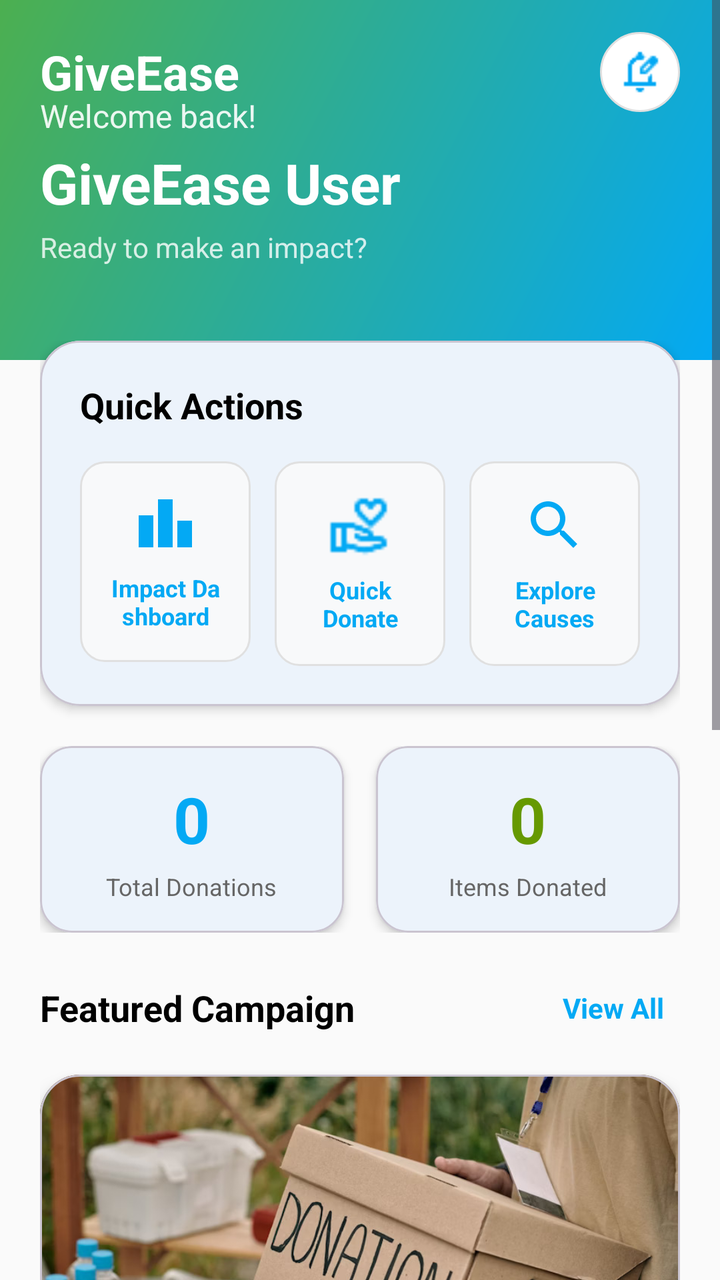
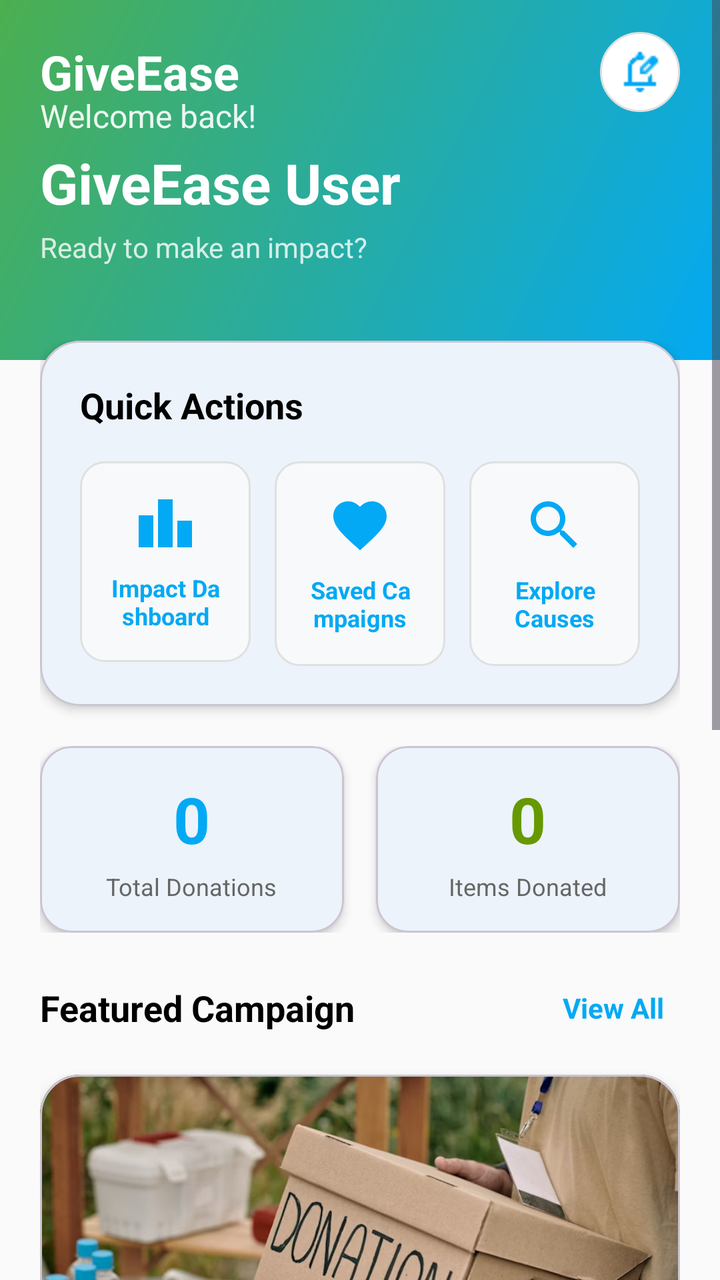

Screens rendered from an Android XML layout before and after an edit, with the pre-edit source and the edit as a unified diff.
<!-- AndroidManifest.xml: application theme Theme.GiveEase -->
<!-- res/layout/fragment_donor_home.xml -->
<?xml version="1.0" encoding="utf-8"?>
<ScrollView xmlns:android="http://schemas.android.com/apk/res/android"
    xmlns:app="http://schemas.android.com/apk/res-auto"
    android:layout_width="match_parent"
    android:layout_height="match_parent"
    android:background="@color/background"
    android:fillViewport="true">

    <LinearLayout
        android:layout_width="match_parent"
        android:layout_height="wrap_content"
        android:orientation="vertical">

        <RelativeLayout
            android:layout_width="match_parent"
            android:layout_height="180dp"
            android:background="@drawable/home_header_gradient">

            <LinearLayout
                android:layout_width="match_parent"
                android:layout_height="wrap_content"
                android:orientation="horizontal"
                android:gravity="center_vertical"
                android:paddingHorizontal="20dp"
                android:paddingTop="16dp"
                android:layout_alignParentTop="true">

                <LinearLayout
                    android:layout_width="0dp"
                    android:layout_weight="1"
                    android:layout_height="wrap_content"
                    android:orientation="vertical">

                    <TextView
                        android:layout_width="wrap_content"
                        android:layout_height="wrap_content"
                        android:text="GiveEase"
                        android:textSize="24sp"
                        android:textStyle="bold"
                        android:textColor="@android:color/white" />

                </LinearLayout>

                <LinearLayout
                    android:layout_width="wrap_content"
                    android:layout_height="wrap_content"
                    android:orientation="horizontal">

                    <ImageView
                        android:id="@+id/ivLeaderboard"
                        android:layout_width="40dp"
                        android:layout_height="40dp"
                        android:src="@drawable/ic_leaderboard1"
                        android:background="@drawable/circle_white_bg"
                        android:padding="8dp"
                        android:layout_marginEnd="12dp"
                        android:visibility="gone"
                        app:tint="@color/secondary" />

                    <FrameLayout
                        android:layout_width="wrap_content"
                        android:layout_height="wrap_content">
                        
                        <ImageView
                            android:id="@+id/ivNotifications"
                            android:layout_width="40dp"
                            android:layout_height="40dp"
                            android:src="@drawable/ic_notification"
                            android:background="@drawable/circle_white_bg"
                            android:padding="8dp"
                            app:tint="@color/secondary" />
                            
                        <TextView
                            android:id="@+id/tvNotificationBadge"
                            android:layout_width="16dp"
                            android:layout_height="16dp"
                            android:layout_gravity="top|end"
                            android:background="@drawable/bg_notification_badge"
                            android:textColor="@android:color/white"
                            android:textSize="10sp"
                            android:gravity="center"
                            android:textStyle="bold"
                            android:text="0"
                            android:visibility="gone" />
                    </FrameLayout>
                </LinearLayout>
            </LinearLayout>

            <LinearLayout
                android:layout_width="match_parent"
                android:layout_height="wrap_content"
                android:orientation="vertical"
                android:layout_centerInParent="true"
                android:paddingHorizontal="20dp">

                <TextView
                    android:layout_width="wrap_content"
                    android:layout_height="wrap_content"
                    android:text="Welcome back!"
                    android:textSize="16sp"
                    android:textColor="@android:color/white"
                    android:alpha="0.9" />

                <TextView
                    android:id="@+id/tvUserName"
                    android:layout_width="wrap_content"
                    android:layout_height="wrap_content"
                    android:text="GiveEase User"
                    android:textSize="28sp"
                    android:textStyle="bold"
                    android:textColor="@android:color/white"
                    android:layout_marginTop="4dp" />

                <TextView
                    android:layout_width="wrap_content"
                    android:layout_height="wrap_content"
                    android:text="Ready to make an impact?"
                    android:textSize="14sp"
                    android:textColor="@android:color/white"
                    android:alpha="0.8"
                    android:layout_marginTop="4dp" />
            </LinearLayout>
        </RelativeLayout>

        <LinearLayout
            android:layout_width="match_parent"
            android:layout_height="wrap_content"
            android:orientation="vertical"
            android:padding="20dp"
            android:layout_marginTop="-30dp">

            <com.google.android.material.card.MaterialCardView
                android:layout_width="match_parent"
                android:layout_height="wrap_content"
                android:layout_marginBottom="20dp"
                app:cardCornerRadius="20dp"
                app:cardElevation="3dp"
                app:cardBackgroundColor="@android:color/white">

                <LinearLayout
                    android:layout_width="match_parent"
                    android:layout_height="wrap_content"
                    android:orientation="vertical"
                    android:padding="20dp">

                    <TextView
                        android:layout_width="wrap_content"
                        android:layout_height="wrap_content"
                        android:text="Quick Actions"
                        android:textSize="18sp"
                        android:textStyle="bold"
                        android:textColor="@android:color/black"
                        android:layout_marginBottom="16dp" />

                    <LinearLayout
                        android:layout_width="match_parent"
                        android:layout_height="wrap_content"
                        android:orientation="horizontal">

                        <LinearLayout
                            android:id="@+id/layoutImpactDashboard"
                            android:layout_width="0dp"
                            android:layout_weight="1"
                            android:layout_height="wrap_content"
                            android:orientation="vertical"
                            android:gravity="center"
                            android:background="@drawable/action_button_bg"
                            android:clickable="true"
                            android:focusable="true"
                            android:padding="15dp"
                            android:layout_marginEnd="8dp">

                            <ImageView
                                android:layout_width="32dp"
                                android:layout_height="32dp"
                                android:src="@drawable/ic_leaderboard1"
                                app:tint="@color/secondary"
                                android:layout_marginBottom="8dp" />

                            <TextView
                                android:layout_width="wrap_content"
                                android:layout_height="wrap_content"
                                android:text="Impact Dashboard"
                                android:textSize="12sp"
                                android:textStyle="bold"
                                android:textColor="@color/secondary"
                                android:gravity="center" />
                        </LinearLayout>

                        <LinearLayout
                            android:id="@+id/layoutQuickDonate"
                            android:layout_width="0dp"
                            android:layout_weight="1"
                            android:layout_height="wrap_content"
                            android:orientation="vertical"
                            android:gravity="center"
                            android:background="@drawable/action_button_bg"
                            android:clickable="true"
                            android:focusable="true"
                            android:padding="16dp"
                            android:layout_marginStart="4dp"
                            android:layout_marginEnd="4dp">

                            <ImageView
                                android:layout_width="32dp"
                                android:layout_height="32dp"
                                android:src="@drawable/ic_donation"
                                app:tint="@color/secondary"
                                android:layout_marginBottom="8dp" />

                            <TextView
                                android:layout_width="wrap_content"
                                android:layout_height="wrap_content"
                                android:text="Quick Donate"
                                android:textSize="12sp"
                                android:textStyle="bold"
                                android:textColor="@color/secondary"
                                android:gravity="center" />
                        </LinearLayout>

                        <LinearLayout
                            android:id="@+id/layoutExploreCauses"
                            android:layout_width="0dp"
                            android:layout_weight="1"
                            android:layout_height="wrap_content"
                            android:orientation="vertical"
                            android:gravity="center"
                            android:background="@drawable/action_button_bg"
                            android:clickable="true"
                            android:focusable="true"
                            android:padding="16dp"
                            android:layout_marginStart="8dp">

                            <ImageView
                                android:layout_width="32dp"
                                android:layout_height="32dp"
                                android:src="@drawable/ic_search"
                                app:tint="@color/secondary"
                                android:layout_marginBottom="8dp" />

                            <TextView
                                android:layout_width="wrap_content"
                                android:layout_height="wrap_content"
                                android:text="Explore Causes"
                                android:textSize="12sp"
                                android:textStyle="bold"
                                android:textColor="@color/secondary"
                                android:gravity="center" />
                        </LinearLayout>
                    </LinearLayout>
                </LinearLayout>
            </com.google.android.material.card.MaterialCardView>

            <LinearLayout
                android:layout_width="match_parent"
                android:layout_height="wrap_content"
                android:orientation="horizontal"
                android:layout_marginBottom="20dp">

                <com.google.android.material.card.MaterialCardView
                    android:layout_width="0dp"
                    android:layout_weight="1"
                    android:layout_height="wrap_content"
                    android:layout_marginEnd="8dp"
                    app:cardCornerRadius="16dp"
                    app:cardElevation="3dp"
                    app:cardBackgroundColor="@android:color/white">

                    <LinearLayout
                        android:layout_width="match_parent"
                        android:layout_height="match_parent"
                        android:gravity="center"
                        android:orientation="vertical"
                        android:padding="15dp">

                        <TextView
                            android:id="@+id/tvDonationsCount"
                            android:layout_width="wrap_content"
                            android:layout_height="wrap_content"
                            android:text="0"
                            android:textColor="@color/secondary"
                            android:textSize="32sp"
                            android:textStyle="bold" />

                        <TextView
                            android:layout_width="wrap_content"
                            android:layout_height="wrap_content"
                            android:layout_marginTop="4dp"
                            android:gravity="center"
                            android:text="Total Donations"
                            android:textColor="#666666"
                            android:textSize="12sp" />
                    </LinearLayout>
                </com.google.android.material.card.MaterialCardView>

                <com.google.android.material.card.MaterialCardView
                    android:layout_width="0dp"
                    android:layout_weight="1"
                    android:layout_height="wrap_content"
                    android:layout_marginStart="8dp"
                    app:cardCornerRadius="16dp"
                    app:cardElevation="3dp"
                    app:cardBackgroundColor="@android:color/white">

                    <LinearLayout
                        android:layout_width="match_parent"
                        android:layout_height="match_parent"
                        android:gravity="center"
                        android:orientation="vertical"
                        android:padding="15dp">

                        <TextView
                            android:id="@+id/tvTotalAmount"
                            android:layout_width="wrap_content"
                            android:layout_height="wrap_content"
                            android:text="0"
                            android:textColor="@android:color/holo_green_dark"
                            android:textSize="32sp"
                            android:textStyle="bold" />

                        <TextView
                            android:layout_width="wrap_content"
                            android:layout_height="wrap_content"
                            android:layout_marginTop="4dp"
                            android:gravity="center"
                            android:text="Items Donated"
                            android:textColor="#666666"
                            android:textSize="12sp" />
                    </LinearLayout>
                </com.google.android.material.card.MaterialCardView>
            </LinearLayout>

            <LinearLayout
                android:layout_width="match_parent"
                android:layout_height="wrap_content"
                android:orientation="horizontal"
                android:gravity="center_vertical"
                android:layout_marginBottom="16dp">

                <TextView
                    android:layout_width="0dp"
                    android:layout_weight="1"
                    android:layout_height="wrap_content"
                    android:text="Featured Campaign"
                    android:textSize="18sp"
                    android:textStyle="bold"
                    android:textColor="@android:color/black" />

                <TextView
                    android:id="@+id/tvViewAllCampaigns"
                    android:layout_width="wrap_content"
                    android:layout_height="wrap_content"
                    android:text="View All"
                    android:textSize="14sp"
                    android:textColor="@color/secondary"
                    android:textStyle="bold"
                    android:clickable="true"
                    android:focusable="true"
                    android:background="?attr/selectableItemBackground"
                    android:padding="8dp" />
            </LinearLayout>

            <com.google.android.material.card.MaterialCardView
                android:id="@+id/cardFeaturedCampaign"
                android:layout_width="match_parent"
                android:layout_height="wrap_content"
                android:layout_marginBottom="20dp"
                android:clickable="true"
                android:focusable="true"
                android:foreground="?attr/selectableItemBackground"
                app:cardCornerRadius="20dp"
                app:cardElevation="6dp"
                app:cardBackgroundColor="@android:color/white">

                <LinearLayout
                    android:layout_width="match_parent"
                    android:layout_height="wrap_content"
                    android:orientation="vertical">

                    
                    <FrameLayout
                        android:layout_width="match_parent"
                        android:layout_height="220dp">

                        <ImageView
                            android:id="@+id/ivCampaignImage"
                            android:layout_width="match_parent"
                            android:layout_height="match_parent"
                            android:src="@drawable/sample_compaign1"
                            android:scaleType="centerCrop" />

                        
                        <View
                            android:layout_width="match_parent"
                            android:layout_height="80dp"
                            android:layout_gravity="bottom"
                            android:background="@drawable/gradient_image_overlay" />
                    </FrameLayout>

                    <LinearLayout
                        android:layout_width="match_parent"
                        android:layout_height="wrap_content"
                        android:orientation="vertical"
                        android:paddingHorizontal="18dp"
                        android:paddingTop="14dp"
                        android:paddingBottom="16dp">

                        <TextView
                            android:id="@+id/tvFeaturedNgo"
                            android:layout_width="wrap_content"
                            android:layout_height="wrap_content"
                            android:text="Loading campaign..."
                            android:textSize="17sp"
                            android:textStyle="bold"
                            android:textColor="#1A237E"
                            android:layout_marginBottom="12dp" />

                        
                        <ProgressBar
                            android:id="@+id/progressBar"
                            style="?android:attr/progressBarStyleHorizontal"
                            android:layout_width="match_parent"
                            android:layout_height="10dp"
                            android:progress="0"
                            android:progressDrawable="@drawable/rounded_progress_bar"
                            android:layout_marginBottom="10dp" />

                        
                        <LinearLayout
                            android:layout_width="match_parent"
                            android:layout_height="wrap_content"
                            android:orientation="horizontal"
                            android:gravity="center_vertical"
                            android:layout_marginBottom="14dp">

                            <TextView
                                android:id="@+id/tvCurrentAmount"
                                android:layout_width="0dp"
                                android:layout_weight="1"
                                android:layout_height="wrap_content"
                                android:text="0 items"
                                android:textSize="14sp"
                                android:textStyle="bold"
                                android:textColor="#1565C0" />

                            <TextView
                                android:id="@+id/tvTargetAmount"
                                android:layout_width="wrap_content"
                                android:layout_height="wrap_content"
                                android:text="of 0 items"
                                android:textSize="12sp"
                                android:textColor="#78909C"
                                android:layout_marginEnd="10dp" />

                            <TextView
                                android:id="@+id/tvProgress"
                                android:layout_width="wrap_content"
                                android:layout_height="wrap_content"
                                android:text="0%"
                                android:textSize="14sp"
                                android:textStyle="bold"
                                android:textColor="#2E7D32" />
                        </LinearLayout>

                        <com.google.android.material.button.MaterialButton
                            android:id="@+id/btnDonateFeatured"
                            android:layout_width="match_parent"
                            android:layout_height="48dp"
                            android:text="Donate Now"
                            android:textSize="14sp"
                            android:textStyle="bold"
                            app:cornerRadius="24dp"
                            android:backgroundTint="#1565C0"
                            app:icon="@drawable/ic_heart1"
                            app:iconSize="18dp"
                            app:iconPadding="8dp"
                            app:iconGravity="textStart"
                            app:iconTint="@android:color/white" />
                    </LinearLayout>
                </LinearLayout>
            </com.google.android.material.card.MaterialCardView>

            <LinearLayout
                android:layout_width="match_parent"
                android:layout_height="wrap_content"
                android:orientation="horizontal"
                android:gravity="center_vertical"
                android:layout_marginBottom="16dp">

                <TextView
                    android:layout_width="0dp"
                    android:layout_weight="1"
                    android:layout_height="wrap_content"
                    android:text="Recent Activity"
                    android:textSize="18sp"
                    android:textStyle="bold"
                    android:textColor="@android:color/black" />

                <TextView
                    android:id="@+id/tvViewAllActivity"
                    android:layout_width="wrap_content"
                    android:layout_height="wrap_content"
                    android:text="View All"
                    android:textSize="14sp"
                    android:textColor="@color/secondary"
                    android:textStyle="bold"
                    android:clickable="true"
                    android:focusable="true"
                    android:background="?attr/selectableItemBackground"
                    android:padding="8dp" />
            </LinearLayout>

            <com.google.android.material.card.MaterialCardView
                android:id="@+id/recentActivityCard"
                android:layout_width="match_parent"
                android:layout_height="wrap_content"
                android:layout_marginBottom="20dp"
                app:cardCornerRadius="16dp"
                app:cardElevation="2dp"
                app:cardBackgroundColor="@android:color/white">

                <LinearLayout
                    android:layout_width="match_parent"
                    android:layout_height="wrap_content"
                    android:orientation="horizontal"
                    android:padding="20dp"
                    android:gravity="center_vertical">

                    <ImageView
                        android:layout_width="48dp"
                        android:layout_height="48dp"
                        android:src="@drawable/ic_donation"
                        android:background="@drawable/circle_success_bg"
                        android:padding="12dp"
                        app:tint="@android:color/white" />

                    <LinearLayout
                        android:layout_width="0dp"
                        android:layout_weight="1"
                        android:layout_height="wrap_content"
                        android:orientation="vertical"
                        android:layout_marginStart="16dp">

                        <TextView
                            android:id="@+id/tvActivityTitle"
                            android:layout_width="wrap_content"
                            android:layout_height="wrap_content"
                            android:text="No recent activity"
                            android:textSize="16sp"
                            android:textStyle="bold"
                            android:textColor="@android:color/black" />

                        <TextView
                            android:id="@+id/tvActivitySubtitle"
                            android:layout_width="wrap_content"
                            android:layout_height="wrap_content"
                            android:text="Start donating today"
                            android:textSize="14sp"
                            android:textColor="#666666"
                            android:layout_marginTop="4dp" />
                    </LinearLayout>

                    <TextView
                        android:id="@+id/tvActivityAmount"
                        android:layout_width="wrap_content"
                        android:layout_height="wrap_content"
                        android:text="0 items"
                        android:textSize="18sp"
                        android:textStyle="bold"
                        android:textColor="@android:color/holo_green_dark" />
                </LinearLayout>
            </com.google.android.material.card.MaterialCardView>
        </LinearLayout>
    </LinearLayout>
</ScrollView>
<!-- resources referenced by this layout -->
<resources>
  <color name="background">#FAFAFA</color>
  <color name="secondary">#03A9F4</color>
  <!-- drawable action_button_bg (drawable) -->
  <shape xmlns:android="http://schemas.android.com/apk/res/android">
      <solid android:color="#F8F9FA" />
      <corners android:radius="12dp" />
      <stroke android:width="1dp" android:color="#E0E0E0" />
  </shape>
  <!-- drawable bg_notification_badge (drawable) -->
  <?xml version="1.0" encoding="utf-8"?>
  <shape xmlns:android="http://schemas.android.com/apk/res/android"
      android:shape="oval">
      <solid android:color="#F44336" />
  </shape>
  <!-- drawable circle_success_bg (drawable) -->
  <shape xmlns:android="http://schemas.android.com/apk/res/android"
      android:shape="oval">
      <solid android:color="@android:color/holo_green_dark" />
  </shape>
  <!-- drawable circle_white_bg (drawable) -->
  <shape xmlns:android="http://schemas.android.com/apk/res/android"
      android:shape="oval">
      <solid android:color="@android:color/white" />
      <stroke android:width="1dp" android:color="#E0E0E0" />
  </shape>
  <!-- drawable gradient_image_overlay (drawable) -->
  <?xml version="1.0" encoding="utf-8"?>
  <shape xmlns:android="http://schemas.android.com/apk/res/android"
      android:shape="rectangle">
      <gradient
          android:angle="90"
          android:startColor="#B3000000"
          android:centerColor="#33000000"
          android:endColor="#00000000"
          android:type="linear" />
  </shape>
  <!-- drawable home_header_gradient (drawable) -->
  <shape xmlns:android="http://schemas.android.com/apk/res/android">
      <gradient
          android:angle="135"
          android:startColor="@color/secondary"
          android:endColor="@color/primary"
          android:type="linear" />
  </shape>
  <!-- drawable ic_heart1 (drawable) -->
  <vector xmlns:android="http://schemas.android.com/apk/res/android"
      android:width="24dp"
      android:height="24dp"
      android:viewportWidth="24"
      android:viewportHeight="24">
      <path
          android:fillColor="#FF000000"
          android:pathData="M12,21.35l-1.45,-1.32C5.4,15.36 2,12.28 2,8.5 2,5.42 4.42,3 7.5,3c1.74,0 3.41,0.81 4.5,2.09C13.09,3.81 14.76,3 16.5,3 19.58,3 22,5.42 22,8.5c0,3.78 -3.4,6.86 -8.55,11.54L12,21.35z"/>
  </vector>
  <!-- drawable ic_leaderboard1 (drawable) -->
  <vector xmlns:android="http://schemas.android.com/apk/res/android"
      android:width="24dp"
      android:height="24dp"
      android:viewportWidth="24"
      android:viewportHeight="24">
      <path
          android:fillColor="#FF000000"
          android:pathData="M7.5,21H2V9h5.5V21zM14.75,3h-5.5v18h5.5V3zM22,11h-5.5v10H22V11z"/>
  </vector>
  <!-- drawable ic_search (drawable) -->
  <vector xmlns:android="http://schemas.android.com/apk/res/android"
      android:width="24dp"
      android:height="24dp"
      android:viewportWidth="24"
      android:viewportHeight="24">
      <path
          android:fillColor="#FF000000"
          android:pathData="M15.5,14h-0.79l-0.28,-0.27C15.41,12.59 16,11.11 16,9.5 16,5.91 13.09,3 9.5,3S3,5.91 3,9.5 5.91,16 9.5,16c1.61,0 3.09,-0.59 4.23,-1.57l0.27,0.28v0.79l5,4.99L20.49,19l-4.99,-5zM9.5,14C7.01,14 5,11.99 5,9.5S7.01,5 9.5,5 14,7.01 14,9.5 11.99,14 9.5,14z"/>
  </vector>
  <color name="primary">#4CAF50</color>
  <color name="primary_blue">#1976D2</color>
  <color name="white">#FFFFFFFF</color>
  <color name="teal_200">#FF03DAC5</color>
  <color name="black">#FF000000</color>
  <color name="surface">#FFFFFF</color>
  <color name="onSurface">#212121</color>
  <color name="onBackground">#212121</color>
  <!-- unchanged entries left out for length: 5 -->
</resources>

<!-- the commit's change to res/layout/fragment_donor_home.xml (unified diff, before → after) -->
@@ -188,7 +188,7 @@
                         </LinearLayout>
 
                         <LinearLayout
-                            android:id="@+id/layoutQuickDonate"
+                            android:id="@+id/layoutSavedCampaigns"
                             android:layout_width="0dp"
                             android:layout_weight="1"
                             android:layout_height="wrap_content"
@@ -204,18 +204,20 @@
                             <ImageView
                                 android:layout_width="32dp"
                                 android:layout_height="32dp"
-                                android:src="@drawable/ic_donation"
+                                android:src="@drawable/ic_favorite"
                                 app:tint="@color/secondary"
                                 android:layout_marginBottom="8dp" />
 
                             <TextView
                                 android:layout_width="wrap_content"
                                 android:layout_height="wrap_content"
-                                android:text="Quick Donate"
+                                android:text="Saved Campaigns"
                                 android:textSize="12sp"
                                 android:textStyle="bold"
                                 android:textColor="@color/secondary"
-                                android:gravity="center" />
+                                android:gravity="center"
+                                android:maxLines="2"
+                                android:ellipsize="end"/>
                         </LinearLayout>
 
                         <LinearLayout
<!-- resource entries referenced after the edit -->
@@ -44,6 +44,16 @@
           android:endColor="@color/primary"
           android:type="linear" />
   </shape>
+  <!-- drawable ic_favorite (drawable) -->
+  <vector xmlns:android="http://schemas.android.com/apk/res/android"
+      android:width="24dp"
+      android:height="24dp"
+      android:viewportWidth="24"
+      android:viewportHeight="24">
+    <path
+        android:fillColor="#000000"
+        android:pathData="M12,21.35l-1.45,-1.32C5.4,15.36 2,12.28 2,8.5C2,5.42 4.42,3 7.5,3c1.74,0 3.41,0.81 4.5,2.09C13.09,3.81 14.76,3 16.5,3C19.58,3 22,5.42 22,8.5c0,3.78 -3.4,6.86 -8.55,11.54L12,21.35z"/>
+  </vector>
   <!-- drawable ic_heart1 (drawable) -->
   <vector xmlns:android="http://schemas.android.com/apk/res/android"
       android:width="24dp"
